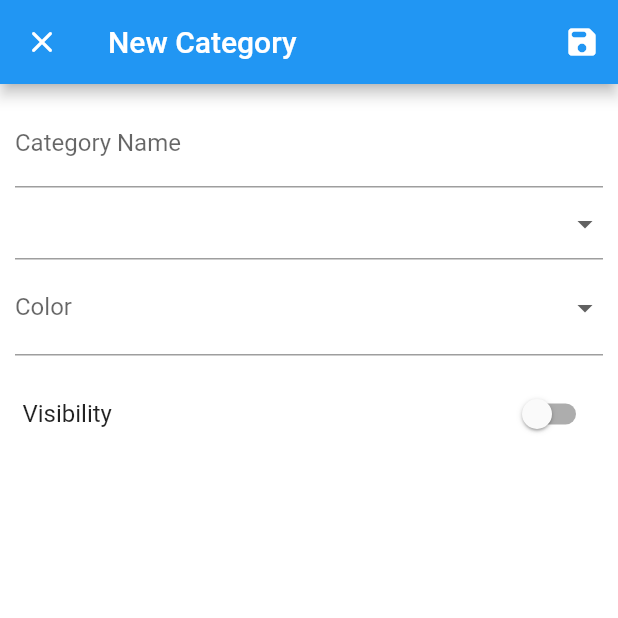
After one commit to joneldominic/personal-finance-management-app, a Flutter app: the CategoryDetailView screen opened by its route, on a phone screen of 412 x 824 dp, the top half of it. The commit adds this screen. Run offline on Flutter 3.47's test engine with Material 2 defaults, Android fonts, the phone set to English and light mode, and no system bars; our stand-ins replace freezed_annotation, logger, stacked, stacked_core, stacked_services; missing offline and left inert: enum_to_string; generated files the repository leaves out were written again.

Commit message:
Added CategoryDetail

```diff
--- a/lib/app/app.dart
+++ b/lib/app/app.dart
@@ -1,6 +1,7 @@
 import 'package:personal_finance_management_app/services/theme_service.dart';
 import 'package:personal_finance_management_app/ui/views/account/account_detail/account_detail_view.dart';
 import 'package:personal_finance_management_app/ui/views/account/account_settings/account_settings_view.dart';
+import 'package:personal_finance_management_app/ui/views/category/category_detail/category_detail_view.dart';
 import 'package:personal_finance_management_app/ui/views/category/category_list/category_list_view.dart';
 import 'package:personal_finance_management_app/ui/views/main/main_view.dart';
 import 'package:personal_finance_management_app/ui/views/transaction/transaction_detail/transaction_detail_view.dart';
@@ -13,6 +14,7 @@ import 'package:stacked_services/stacked_services.dart';
   MaterialRoute(page: AccountDetailView),
   MaterialRoute(page: TransactionDetailView),
   CupertinoRoute(page: CategoryListView),
+  MaterialRoute(page: CategoryDetailView),
 ], dependencies: [
   LazySingleton(classType: NavigationService),
   LazySingleton(classType: ThemeService)
--- a/lib/app/app.router.dart
+++ b/lib/app/app.router.dart
@@ -13,6 +13,7 @@ import 'package:stacked_services/stacked_services.dart';
 
 import '../ui/views/account/account_detail/account_detail_view.dart';
 import '../ui/views/account/account_settings/account_settings_view.dart';
+import '../ui/views/category/category_detail/category_detail_view.dart';
 import '../ui/views/category/category_list/category_list_view.dart';
 import '../ui/views/main/main_view.dart';
 import '../ui/views/transaction/transaction_detail/transaction_detail_view.dart';
@@ -23,12 +24,14 @@ class Routes {
   static const String accountDetailView = '/account-detail-view';
   static const String transactionDetailView = '/transaction-detail-view';
   static const String categoryListView = '/category-list-view';
+  static const String categoryDetailView = '/category-detail-view';
   static const all = <String>{
     mainView,
     accountSettingsView,
     accountDetailView,
     transactionDetailView,
     categoryListView,
+    categoryDetailView,
   };
 }
 
@@ -41,6 +44,7 @@ class StackedRouter extends RouterBase {
     RouteDef(Routes.accountDetailView, page: AccountDetailView),
     RouteDef(Routes.transactionDetailView, page: TransactionDetailView),
     RouteDef(Routes.categoryListView, page: CategoryListView),
+    RouteDef(Routes.categoryDetailView, page: CategoryDetailView),
   ];
   @override
   Map<Type, StackedRouteFactory> get pagesMap => _pagesMap;
@@ -87,6 +91,18 @@ class StackedRouter extends RouterBase {
         settings: data,
       );
     },
+    CategoryDetailView: (data) {
+      var args = data.getArgs<CategoryDetailViewArguments>(
+        orElse: () => CategoryDetailViewArguments(),
+      );
+      return MaterialPageRoute<dynamic>(
+        builder: (context) => CategoryDetailView(
+          key: args.key,
+          isAddCategory: args.isAddCategory,
+        ),
+        settings: data,
+      );
+    },
   };
 }
 
@@ -106,6 +122,13 @@ class TransactionDetailViewArguments {
   final Key? key;
   final bool isAddTransaction;
   TransactionDetailViewArguments({this.key, this.isAddTransaction = true});
+}
+
+/// CategoryDetailView arguments holder class
+class CategoryDetailViewArguments {
+  final Key? key;
+  final bool isAddCategory;
+  CategoryDetailViewArguments({this.key, this.isAddCategory = true});
 }
 
 /// ************************************************************************
@@ -200,4 +223,24 @@ extension NavigatorStateExtension on NavigationService {
       transition: transition,
     );
   }
+
+  Future<dynamic> navigateToCategoryDetailView({
+    Key? key,
+    bool isAddCategory = true,
+    int? routerId,
+    bool preventDuplicates = true,
+    Map<String, String>? parameters,
+    Widget Function(BuildContext, Animation<double>, Animation<double>, Widget)?
+        transition,
+  }) async {
+    return navigateTo(
+      Routes.categoryDetailView,
+      arguments:
+          CategoryDetailViewArguments(key: key, isAddCategory: isAddCategory),
+      id: routerId,
+      preventDuplicates: preventDuplicates,
+      parameters: parameters,
+      transition: transition,
+    );
+  }
 }
--- /dev/null
+++ b/lib/ui/views/category/category_detail/category_detail_view.dart
@@ -0,0 +1,162 @@
+import 'package:flutter/material.dart';
+import 'package:personal_finance_management_app/core/enums/account_enum.dart';
+import 'package:personal_finance_management_app/core/utils/static_item_helpers.dart';
+import 'package:personal_finance_management_app/core/utils/ui_helpers.dart';
+import 'package:personal_finance_management_app/ui/components/custom_app_bar.dart';
+import 'package:personal_finance_management_app/ui/components/custom_color_picker.dart';
+import 'package:personal_finance_management_app/ui/components/delete_button.dart';
+import 'package:personal_finance_management_app/ui/themes/custom_theme.dart';
+import 'package:personal_finance_management_app/ui/views/category/category_detail/category_detail_view.form.dart';
+import 'package:personal_finance_management_app/ui/views/category/category_detail/category_detail_viewmodel.dart';
+import 'package:stacked/stacked.dart';
+import 'package:stacked/stacked_annotations.dart';
+
+// View: Shows the UI to the user.
+// Single widgets also qualify as views
+// (for consistency in terminology) a view,
+// in this case, is not a "Page"
+// it's just a UI representation.
+
+@FormView(fields: [
+  FormTextField(initialValue: '', name: 'categoryName'),
+  FormDropdownField(
+    name: 'categoryNature',
+    items: categoryNatureStaticDropdownItems,
+  ),
+  FormDropdownField(
+    name: 'color',
+    items: colorStaticDropdownItems,
+  ),
+])
+class CategoryDetailView extends StatelessWidget with $CategoryDetailView {
+  CategoryDetailView({
+    Key? key,
+    this.isAddCategory = true,
+  }) : super(key: key);
+
+  final bool isAddCategory;
+
+  @override
+  Widget build(BuildContext context) {
+    final customTheme = Theme.of(context).extension<CustomTheme>()!;
+
+    final appBarTitle = isAddCategory ? "New Category" : "Edit Category";
+    final actionButtonTooltip =
+        isAddCategory ? "Save New Category" : "Save Changes";
+    final balanceFieldLabel = isAddCategory ? "Initial Balance" : "Balance";
+
+    return ViewModelBuilder<CategoryDetailViewModel>.reactive(
+      viewModelBuilder: () => CategoryDetailViewModel(),
+      onModelReady: (model) {
+        listenToFormUpdated(model);
+        // model.initForm(
+        //   accountNameController: accountNameController,
+        //   balanceController: balanceController,
+        //   newBalanceController: newBalanceController,
+        // );
+      },
+      onDispose: (_) => disposeForm(),
+      builder: (context, model, child) => Scaffold(
+        appBar: CustomAppBar(
+          title: Text(appBarTitle),
+          leading: IconButton(
+            icon: const Icon(Icons.close_rounded),
+            onPressed: model.popCurrentView,
+          ),
+          actions: [
+            IconButton(
+              icon: const Icon(Icons.save_rounded),
+              tooltip: actionButtonTooltip,
+              onPressed: () {},
+            ),
+          ],
+        ),
+        backgroundColor: customTheme.contrastBackgroundColor,
+        body: SingleChildScrollView(
+          physics: const BouncingScrollPhysics(),
+          child: Padding(
+            padding: const EdgeInsets.fromLTRB(10, 10, 10, 50),
+            child: Column(
+              children: [
+                TextField(
+                  key: const ValueKey(CategoryNameValueKey),
+                  decoration: const InputDecoration(labelText: 'Category Name'),
+                  controller: categoryNameController,
+                ),
+                DropdownButtonFormField(
+                  key: const ValueKey(CategoryNatureValueKey),
+                  value: model.categoryNatureValue,
+                  items: CategoryNatureValueToTitleMap.keys
+                      .map(
+                        (value) => DropdownMenuItem<String>(
+                          key: ValueKey('$value key'),
+                          value: value,
+                          child: Text(CategoryNatureValueToTitleMap[value]!),
+                        ),
+                      )
+                      .toList(),
+                  onChanged: (String? value) {},
+                ),
+                CustomColorPicker(
+                  key: const ValueKey(ColorValueKey),
+                  value: model.colorValue,
+                  colorValueToTitleMap: ColorValueToTitleMap,
+                  onPressed: (String? value) => model.setColor(value!),
+                ),
+                verticalSpaceSmallPlus,
+                _buildSwitchListTile(
+                  title: 'Visibility',
+                  value: model.categoryIsVisible,
+                  onChanged: model.setCategoryVisibility,
+                  theme: customTheme,
+                ),
+                if (!isAddCategory) ...[
+                  verticalSpaceRegular,
+                  DeleteButton(
+                    label: 'Delete Category',
+                    onPressed: () {},
+                  ),
+                ],
+              ],
+            ),
+          ),
+        ),
+      ),
+    );
+  }
+
+  RadioListTile<BalanceUpdateType> _buildRadioListTile({
+    required String title,
+    required BalanceUpdateType value,
+    required BalanceUpdateType groupValue,
+    required CustomTheme theme,
+    required void Function(BalanceUpdateType?)? onChanged,
+  }) {
+    return RadioListTile<BalanceUpdateType>(
+        title: Text(
+          title,
+          style: const TextStyle(fontSize: 14),
+        ),
+        value: value,
+        groupValue: groupValue,
+        onChanged: onChanged,
+        activeColor: theme.activeControlColor);
+  }
+
+  SwitchListTile _buildSwitchListTile({
+    required String title,
+    required bool value,
+    required CustomTheme theme,
+    required void Function(bool)? onChanged,
+  }) {
+    return SwitchListTile(
+      title: Text(title),
+      contentPadding: const EdgeInsets.symmetric(horizontal: 5),
+      visualDensity: VisualDensity.compact,
+      activeColor: theme.activeControlColor,
+      activeTrackColor: theme.activeSwitchTrackColor,
+      value: value,
+      onChanged: onChanged,
+    );
+  }
+}
--- /dev/null
+++ b/lib/ui/views/category/category_detail/category_detail_view.form.dart
@@ -0,0 +1,209 @@
+// GENERATED CODE - DO NOT MODIFY BY HAND
+
+// **************************************************************************
+// StackedFormGenerator
+// **************************************************************************
+
+// ignore_for_file: public_member_api_docs,  constant_identifier_names, non_constant_identifier_names,unnecessary_this
+
+import 'package:flutter/material.dart';
+import 'package:stacked/stacked.dart';
+
+const String CategoryNameValueKey = 'categoryName';
+const String CategoryNatureValueKey = 'categoryNature';
+const String ColorValueKey = 'color';
+
+final Map<String, String> CategoryNatureValueToTitleMap = {
+  'None': 'None',
+  'Need': 'Need',
+  'Want': 'Want',
+};
+final Map<String, String> ColorValueToTitleMap = {
+  '0xFFFF4081': '0xFFFF4081',
+  '0xFFF50057': '0xFFF50057',
+  '0xFFC51162': '0xFFC51162',
+  '0xFFFF5252': '0xFFFF5252',
+  '0xFFFF1744': '0xFFFF1744',
+  '0xFFD50000': '0xFFD50000',
+  '0xFFFF6E40': '0xFFFF6E40',
+  '0xFFFF3D00': '0xFFFF3D00',
+  '0xFFDD2C00': '0xFFDD2C00',
+  '0xFFFFAB40': '0xFFFFAB40',
+  '0xFFFF9100': '0xFFFF9100',
+  '0xFFFF6D00': '0xFFFF6D00',
+  '0xFFFFD740': '0xFFFFD740',
+  '0xFFFFC400': '0xFFFFC400',
+  '0xFFFFAB00': '0xFFFFAB00',
+  '0xFFFFFF00': '0xFFFFFF00',
+  '0xFFFFEA00': '0xFFFFEA00',
+  '0xFFFFD600': '0xFFFFD600',
+  '0xFFEEFF41': '0xFFEEFF41',
+  '0xFFC6FF00': '0xFFC6FF00',
+  '0xFFAEEA00': '0xFFAEEA00',
+  '0xFFB2FF59': '0xFFB2FF59',
+  '0xFF76FF03': '0xFF76FF03',
+  '0xFF64DD17': '0xFF64DD17',
+  '0xFF69F0AE': '0xFF69F0AE',
+  '0xFF00E676': '0xFF00E676',
+  '0xFF00C853': '0xFF00C853',
+  '0xFF40C4FF': '0xFF40C4FF',
+  '0xFF00B0FF': '0xFF00B0FF',
+  '0xFF0091EA': '0xFF0091EA',
+  '0xFF448AFF': '0xFF448AFF',
+  '0xFF2979FF': '0xFF2979FF',
+  '0xFF2962FF': '0xFF2962FF',
+  '0xFF536DFE': '0xFF536DFE',
+  '0xFF3D5AFE': '0xFF3D5AFE',
+  '0xFF304FFE': '0xFF304FFE',
+  '0xFFE040FB': '0xFFE040FB',
+  '0xFFD500F9': '0xFFD500F9',
+  '0xFFAA00FF': '0xFFAA00FF',
+  '0xFF7C4DFF': '0xFF7C4DFF',
+  '0xFF651FFF': '0xFF651FFF',
+  '0xFF6200EA': '0xFF6200EA',
+  '0xFF8D6E63': '0xFF8D6E63',
+  '0xFF795548': '0xFF795548',
+  '0xFF6D4C41': '0xFF6D4C41',
+  '0xFFBDBDBD': '0xFFBDBDBD',
+  '0xFF757575': '0xFF757575',
+  '0xFF616161': '0xFF616161',
+};
+
+final Map<String, TextEditingController>
+    _CategoryDetailViewTextEditingControllers = {};
+
+final Map<String, FocusNode> _CategoryDetailViewFocusNodes = {};
+
+final Map<String, String? Function(String?)?>
+    _CategoryDetailViewTextValidations = {
+  CategoryNameValueKey: null,
+};
+
+mixin $CategoryDetailView on StatelessWidget {
+  TextEditingController get categoryNameController =>
+      _getFormTextEditingController(CategoryNameValueKey);
+  FocusNode get categoryNameFocusNode =>
+      _getFormFocusNode(CategoryNameValueKey);
+
+  TextEditingController _getFormTextEditingController(String key,
+      {String? initialValue}) {
+    if (_CategoryDetailViewTextEditingControllers.containsKey(key)) {
+      return _CategoryDetailViewTextEditingControllers[key]!;
+    }
+    _CategoryDetailViewTextEditingControllers[key] =
+        TextEditingController(text: initialValue);
+    return _CategoryDetailViewTextEditingControllers[key]!;
+  }
+
+  FocusNode _getFormFocusNode(String key) {
+    if (_CategoryDetailViewFocusNodes.containsKey(key)) {
+      return _CategoryDetailViewFocusNodes[key]!;
+    }
+    _CategoryDetailViewFocusNodes[key] = FocusNode();
+    return _CategoryDetailViewFocusNodes[key]!;
+  }
+
+  /// Registers a listener on every generated controller that calls [model.setData()]
+  /// with the latest textController values
+  void listenToFormUpdated(FormViewModel model) {
+    categoryNameController.addListener(() => _updateFormData(model));
+  }
+
+  final bool _autoTextFieldValidation = true;
+  bool validateFormFields(FormViewModel model) {
+    _updateFormData(model, forceValidate: true);
+    return model.isFormValid;
+  }
+
+  /// Updates the formData on the FormViewModel
+  void _updateFormData(FormViewModel model, {bool forceValidate = false}) {
+    model.setData(
+      model.formValueMap
+        ..addAll({
+          CategoryNameValueKey: categoryNameController.text,
+        }),
+    );
+    if (_autoTextFieldValidation || forceValidate) {
+      _updateValidationData(model);
+    }
+  }
+
+  /// Updates the fieldsValidationMessages on the FormViewModel
+  void _updateValidationData(FormViewModel model) =>
+      model.setValidationMessages({
+        CategoryNameValueKey: _getValidationMessage(CategoryNameValueKey),
+      });
+
+  /// Returns the validation message for the given key
+  String? _getValidationMessage(String key) {
+    final validatorForKey = _CategoryDetailViewTextValidations[key];
+    if (validatorForKey == null) return null;
+    String? validationMessageForKey =
+        validatorForKey(_CategoryDetailViewTextEditingControllers[key]!.text);
+    return validationMessageForKey;
+  }
+
+  /// Calls dispose on all the generated controllers and focus nodes
+  void disposeForm() {
+    // The dispose function for a TextEditingController sets all listeners to null
+
+    for (var controller in _CategoryDetailViewTextEditingControllers.values) {
+      controller.dispose();
+    }
+    for (var focusNode in _CategoryDetailViewFocusNodes.values) {
+      focusNode.dispose();
+    }
+
+    _CategoryDetailViewTextEditingControllers.clear();
+    _CategoryDetailViewFocusNodes.clear();
+  }
+}
+
+extension ValueProperties on FormViewModel {
+  bool get isFormValid =>
+      this.fieldsValidationMessages.values.every((element) => element == null);
+  String? get categoryNameValue =>
+      this.formValueMap[CategoryNameValueKey] as String?;
+  String? get categoryNatureValue =>
+      this.formValueMap[CategoryNatureValueKey] as String?;
+  String? get colorValue => this.formValueMap[ColorValueKey] as String?;
+
+  bool get hasCategoryName =>
+      this.formValueMap.containsKey(CategoryNameValueKey);
+  bool get hasCategoryNature =>
+      this.formValueMap.containsKey(CategoryNatureValueKey);
+  bool get hasColor => this.formValueMap.containsKey(ColorValueKey);
+
+  bool get hasCategoryNameValidationMessage =>
+      this.fieldsValidationMessages[CategoryNameValueKey]?.isNotEmpty ?? false;
+  bool get hasCategoryNatureValidationMessage =>
+      this.fieldsValidationMessages[CategoryNatureValueKey]?.isNotEmpty ??
+      false;
+  bool get hasColorValidationMessage =>
+      this.fieldsValidationMessages[ColorValueKey]?.isNotEmpty ?? false;
+
+  String? get categoryNameValidationMessage =>
+      this.fieldsValidationMessages[CategoryNameValueKey];
+  String? get categoryNatureValidationMessage =>
+      this.fieldsValidationMessages[CategoryNatureValueKey];
+  String? get colorValidationMessage =>
+      this.fieldsValidationMessages[ColorValueKey];
+}
+
+extension Methods on FormViewModel {
+  void setCategoryNature(String categoryNature) {
+    this.setData(
+        this.formValueMap..addAll({CategoryNatureValueKey: categoryNature}));
+  }
+
+  void setColor(String color) {
+    this.setData(this.formValueMap..addAll({ColorValueKey: color}));
+  }
+
+  setCategoryNameValidationMessage(String? validationMessage) =>
+      this.fieldsValidationMessages[CategoryNameValueKey] = validationMessage;
+  setCategoryNatureValidationMessage(String? validationMessage) =>
+      this.fieldsValidationMessages[CategoryNatureValueKey] = validationMessage;
+  setColorValidationMessage(String? validationMessage) =>
+      this.fieldsValidationMessages[ColorValueKey] = validationMessage;
+}
--- /dev/null
+++ b/lib/ui/views/category/category_detail/category_detail_viewmodel.dart
@@ -0,0 +1,55 @@
+import 'package:flutter/material.dart';
+import 'package:personal_finance_management_app/app/app.locator.dart';
+import 'package:personal_finance_management_app/app/app.logger.dart';
+import 'package:personal_finance_management_app/core/enums/account_enum.dart';
+import 'package:personal_finance_management_app/ui/views/category/category_detail/category_detail_view.form.dart';
+import 'package:stacked/stacked.dart';
+import 'package:stacked_services/stacked_services.dart';
+
+// ViewModel: Manages the state of the View,
+// business logic, and any other logic as required from user interaction.
+// It does this by making use of the services
+
+class CategoryDetailViewModel extends FormViewModel {
+  final _logger = getLogger("CategoryDetailViewModel");
+  final _navigationService = locator<NavigationService>();
+
+  TextEditingController? _balanceController;
+  TextEditingController? _newBalanceController;
+
+  BalanceUpdateType balanceUpdateType = BalanceUpdateType.withRecord;
+  bool categoryIsVisible = false;
+
+  void initForm({
+    required TextEditingController accountNameController,
+    required TextEditingController balanceController,
+    required TextEditingController newBalanceController,
+  }) {
+    _logger.i(
+        'initForm | argument: {accountNameController: $accountNameController, balanceController: $balanceController, newBalanceController: $newBalanceController}');
+
+    setColor('0xFFFF4081');
+    // setCategoryNature(categoryNature) // TODO: Set to None Initially
+
+    // TODO: Set and Init Controllers
+    _balanceController = balanceController;
+    _newBalanceController = newBalanceController;
+
+    accountNameController.text = "Cash";
+    balanceController.text = "1,000.00";
+  }
+
+  void popCurrentView() {
+    _logger.i('popCurrentView | argument: NONE');
+    _navigationService.popRepeated(1);
+  }
+
+  void setCategoryVisibility(bool isVisible) {
+    _logger.i('setCategoryVisibility | argument: $isVisible');
+    categoryIsVisible = isVisible;
+    notifyListeners();
+  }
+
+  @override
+  void setFormStatus() {}
+}
```
Also changed, not shown: lib/core/utils/static_item_helpers.dart (+15 -0 lines).
